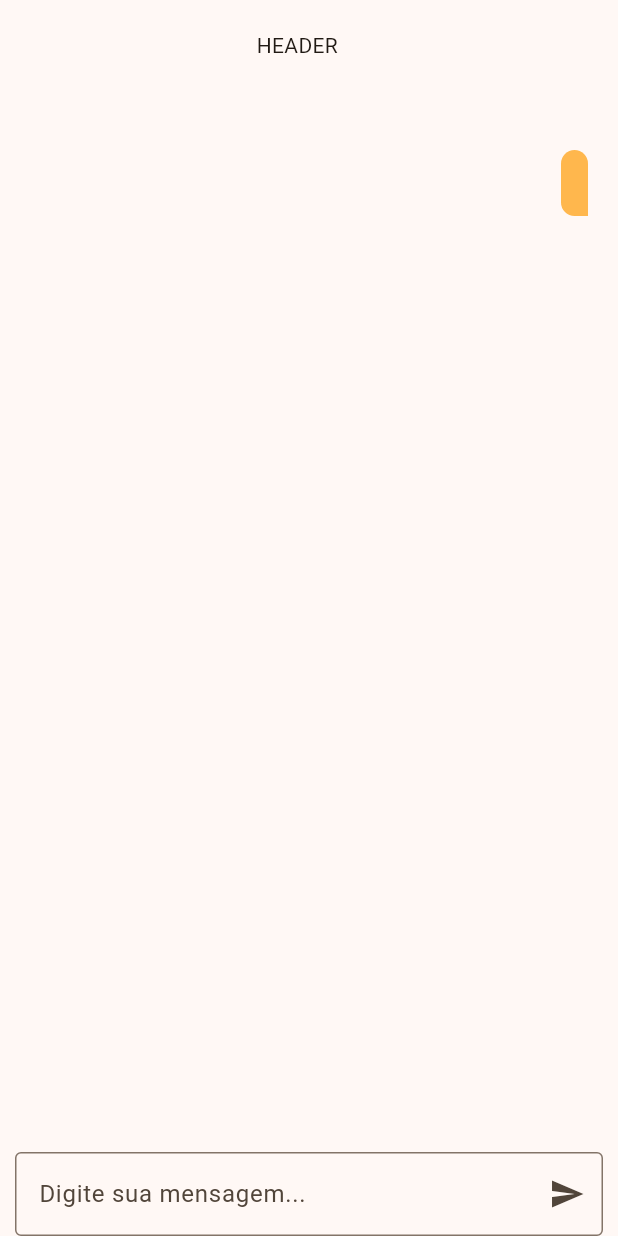
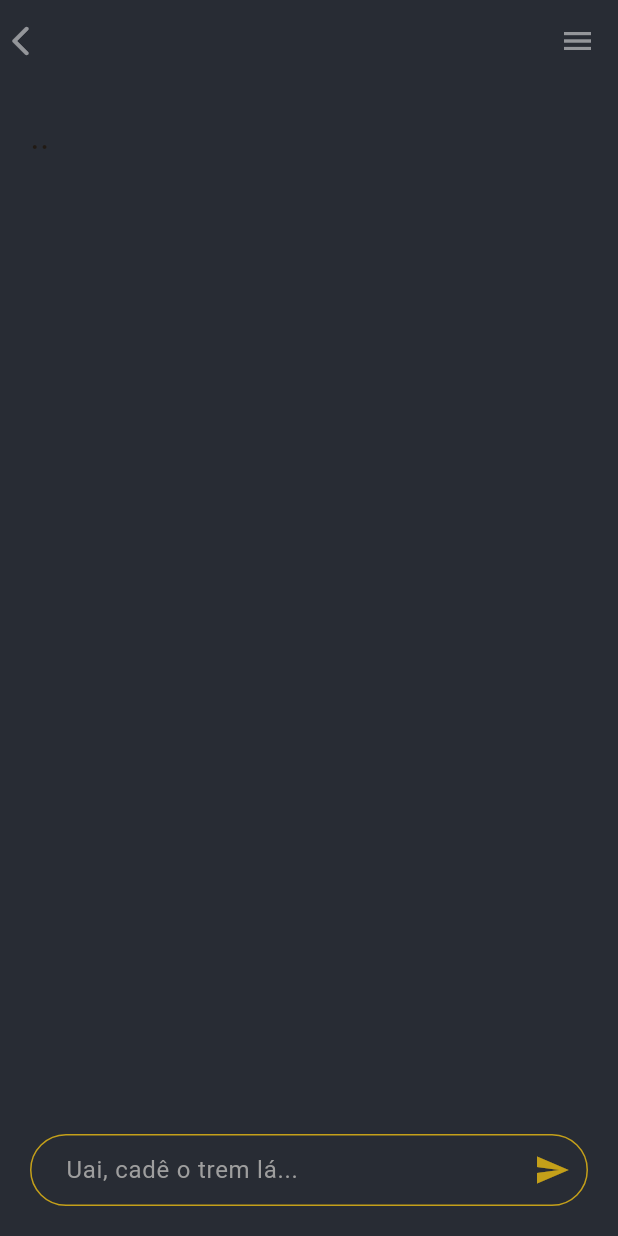
Before and after one commit to ArthurProenca/UAI-SearchEngine, a Flutter app: the SearchResultPage screen opened directly with empty values, on a phone screen of 412 x 824 dp. Run offline on Flutter 3.47's test engine with Material 2 defaults, Android fonts, the phone set to English and light mode, and no system bars.

Commit message:
chore: refactor no design

```diff
--- a/Frontend/lib/src/screens/search/result/result.dart
+++ b/Frontend/lib/src/screens/search/result/result.dart
@@ -31,6 +31,9 @@ class SearchResultPage extends StatefulWidget {
 
 class _SearchResultPage extends State<SearchResultPage> {
   final controller = TextEditingController();
+
+  bool isLoading = true;
+
   String query = "";
   List<SearchResultDTO> messages = [];
 
@@ -45,6 +48,7 @@ class _SearchResultPage extends State<SearchResultPage> {
       setState(() {
         HttpService.get(Uri.parse("https://en.wikipedia.org/w/api.php"))
             .then((value) {
+          isLoading = false;
           messages.addAll(value);
         });
       });
@@ -55,20 +59,25 @@ class _SearchResultPage extends State<SearchResultPage> {
     if (messages.length == 1) {
       return Container();
     } else {
-      return ElevatedButton.icon(
+      return Container(
+        padding: const EdgeInsets.fromLTRB(0, 0, 0, 0),
+        child: ElevatedButton.icon(
           onPressed: () {
             setState(() {
-            HttpService.get(Uri.parse("https://en.wikipedia.org/w/api.php"))
+              HttpService.get(Uri.parse("https://web.whatsapp.com/"))
                   .then((value) {
-              children.addAll(value);
+                List<SearchResultDTO> value = [];
+                children.add(SearchResultDTO("Usuário", title, "", true));
+
+                // children.addAll(value);
               });
             });
           },
           icon: const Icon(Icons.link),
           label: Text(title),
           style: ButtonStyle(
-          backgroundColor:
-              MaterialStateProperty.all<Color>(Colors.orange.shade300),
+            backgroundColor: MaterialStateProperty.all<Color>(
+                const Color.fromARGB(188, 252, 201, 16)),
             foregroundColor: MaterialStateProperty.all<Color>(Colors.white),
             iconSize: MaterialStateProperty.all<double>(15),
             padding: MaterialStateProperty.all<EdgeInsetsGeometry>(
@@ -80,6 +89,7 @@ class _SearchResultPage extends State<SearchResultPage> {
               ),
             ),
           ),
+        ),
       );
     }
   }
@@ -87,28 +97,51 @@ class _SearchResultPage extends State<SearchResultPage> {
   @override
   Widget build(BuildContext context) {
     return Scaffold(
+      backgroundColor: const Color(0xff282c34),
       body: Center(
         child: SizedBox(
           width: 600,
           child: Column(
             children: [
-              Container(
-                padding: const EdgeInsets.fromLTRB(0, 20, 0, 10),
-                width: 70,
-                height: 70,
-                child: Text("HEADER"),
+              Row(
+                mainAxisAlignment: MainAxisAlignment.spaceBetween,
+                children: [
+                  Padding(
+                    padding: const EdgeInsets.fromLTRB(2, 5, 5, 5),
+                    child: Icon(
+                      Icons.arrow_back_ios_rounded,
+                      color: Colors.white.withOpacity(0.5),
+                    ),
+                  ),
+                  Padding(
+                    padding: const EdgeInsets.all(15),
+                    child: Icon(
+                      Icons.menu,
+                      color: Colors.white.withOpacity(0.5),
+                    ),
+                  ),
+                ],
               ),
               Expanded(
                 child: Padding(
                   padding: const EdgeInsets.all(20),
-                  child: ListView.builder(
+                  child: isLoading
+                      ? Align(
+                          alignment: Alignment.topLeft,
+                          child: TypingAnimationWidget(
+                            text: "",
+                            duration: const Duration(milliseconds: 500),
+                          ),
+                        )
+                      : ListView.builder(
                           itemCount: messages.length,
                           itemBuilder: (BuildContext context, int index) {
                             return Column(
                               children: [
                                 if (index == 0) ...[
                                   Padding(
-                              padding: const EdgeInsets.fromLTRB(30, 0, 0, 0),
+                                    padding:
+                                        const EdgeInsets.fromLTRB(30, 0, 0, 0),
                                     child: MessageItem(
                                       messages[0].abs,
                                       true,
@@ -117,7 +150,8 @@ class _SearchResultPage extends State<SearchResultPage> {
                                   ),
                                 ] else ...[
                                   Padding(
-                              padding: const EdgeInsets.fromLTRB(0, 0, 30, 0),
+                                    padding:
+                                        const EdgeInsets.fromLTRB(0, 0, 30, 0),
                                     child: MessageItem(
                                       messages[index].abs,
                                       false,
@@ -126,11 +160,14 @@ class _SearchResultPage extends State<SearchResultPage> {
                                   ),
                                   if (index == messages.length - 1) ...[
                                     Row(
-                                mainAxisAlignment: MainAxisAlignment.start,
+                                      mainAxisAlignment:
+                                          MainAxisAlignment.start,
                                       children: [
                                         Container(
-                                    padding: const EdgeInsets.all(5),
-                                    child: buttonLogic("Wikipedia", messages),
+                                          padding: const EdgeInsets.fromLTRB(
+                                              27, 0, 10, 0),
+                                          child: buttonLogic(
+                                              "Wikipedia", messages),
                                         ),
                                         buttonLogic("SearchOnMath", messages),
                                       ],
@@ -144,14 +181,37 @@ class _SearchResultPage extends State<SearchResultPage> {
                 ),
               ),
               Container(
-                padding: const EdgeInsets.symmetric(horizontal: 10.0),
+                padding: const EdgeInsets.fromLTRB(20, 0, 20, 20),
                 child: TextField(
-                  decoration: InputDecoration(
-                    border: const OutlineInputBorder(),
-                    hintText: 'Digite sua mensagem...',
-                    suffixIcon: IconButton(
-                      icon: const Icon(Icons.send),
-                      onPressed: () {},
+                  controller: controller,
+                  style: const TextStyle(
+                      color:
+                          Colors.grey), // Definindo a cor do texto para branco
+                  decoration: const InputDecoration(
+                    focusColor: Colors.white,
+                    contentPadding: EdgeInsets.fromLTRB(20, 10, 20, 10),
+                    suffixIcon: Icon(
+                        color: Color.fromARGB(188, 252, 201, 16), Icons.send),
+                    border: OutlineInputBorder(
+                      borderRadius: BorderRadius.all(
+                        Radius.circular(90),
+                      ),
+                    ),
+                    hintText: 'Uai, cadê o trem lá...',
+                    hintStyle: TextStyle(color: Colors.grey),
+                    enabledBorder: OutlineInputBorder(
+                      borderSide:
+                          BorderSide(color: Color.fromARGB(188, 252, 201, 16)),
+                      borderRadius: BorderRadius.all(
+                        Radius.circular(90),
+                      ),
+                    ),
+                    focusedBorder: OutlineInputBorder(
+                      borderSide:
+                          BorderSide(color: Color.fromARGB(188, 252, 201, 16)),
+                      borderRadius: BorderRadius.all(
+                        Radius.circular(90),
+                      ),
                     ),
                   ),
                   onSubmitted: (value) => Navigator.of(context)
--- a/Frontend/lib/src/service/http_service.dart
+++ b/Frontend/lib/src/service/http_service.dart
@@ -13,11 +13,6 @@ class HttpService {
       "title":"Functional square root",
       "url":"https://en.wikipedia.org/wiki/Functional_square_root",
       "abs":"Functional <em>square</em> <em>root</em> In mathematics a functional <em>square</em> <em>root</em> sometimes called a half iterate is a <em>square</em> <em>root</em> of a function with respect to the operation of function composition In other words a functional <em>square</em> <em>root</em> of a function is a function satisfying for all "
-   },
-   {
-      "title":"Functional square root 2",
-      "url":"https://en.wikipedia.org/wiki/Functional_square_root",
-      "abs":"xxx Functional <em>square</em> <em>root</em> In mathematics a functional <em>square</em> <em>root</em> sometimes called a half iterate is a <em>square</em> <em>root</em> of a function with respect to the operation of function composition In other words a functional <em>square</em> <em>root</em> of a function is a function satisfying for all "
    }
 ]''';
 
```
Also changed, not shown: Frontend/lib/src/screens/home/home.dart (+17 -3 lines), Frontend/lib/src/widgets/message/message_item.dart (+37 -9 lines), Frontend/assets/logo/logo.png. Lines whose indentation alone changed are shown as unchanged.
